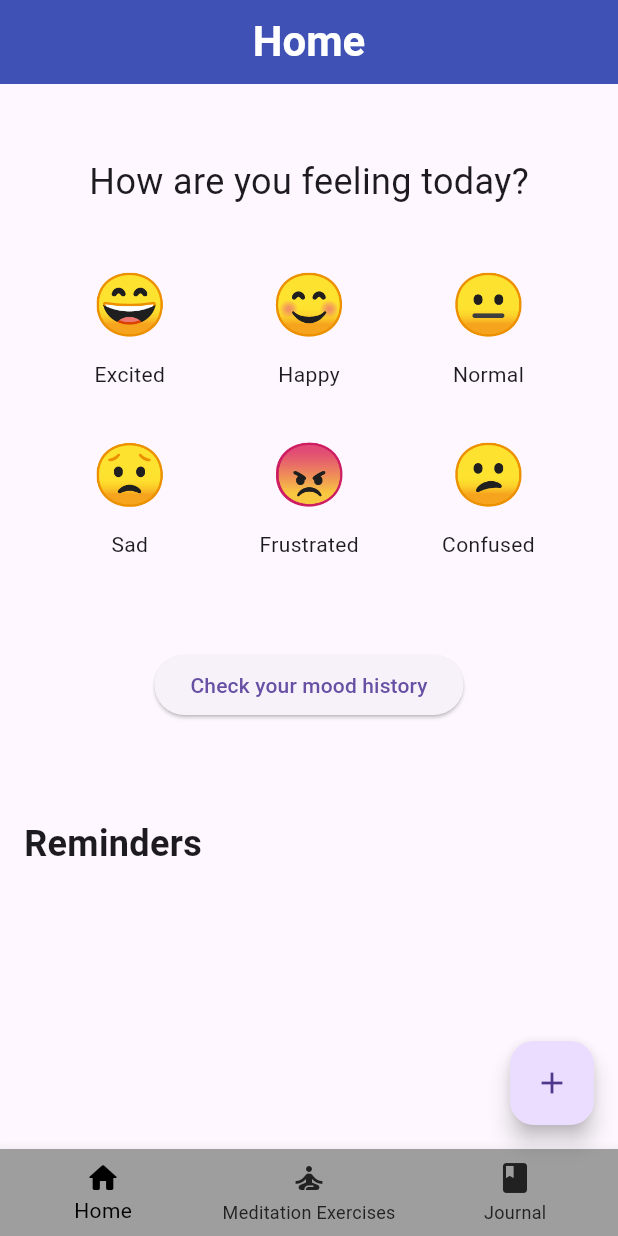
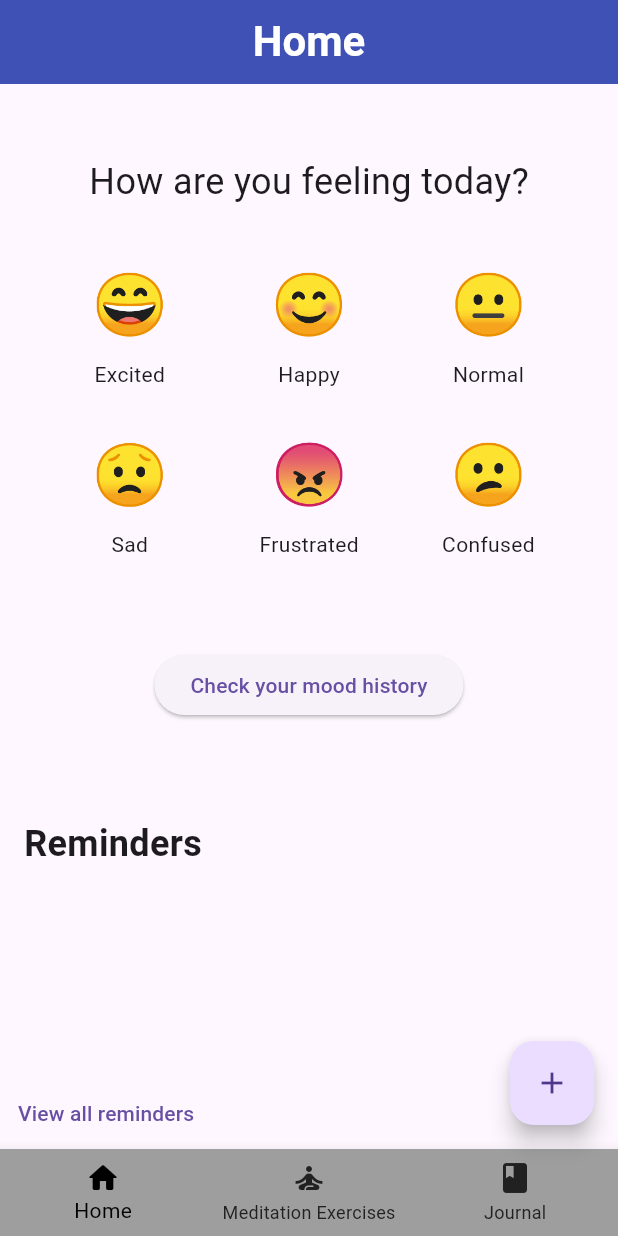
Before and after one commit to ritika362/Mental-Wellness-Companion-App, a Flutter app: the screen it shows after launch, on a phone screen of 412 x 824 dp. Run offline on Flutter 3.47's test engine with Material 3 defaults, Android fonts, the phone set to English and light mode, and no system bars; our stand-ins replace shared_preferences.

Commit message:
flutter code

```diff
--- a/lib/home/home_screen.dart
+++ b/lib/home/home_screen.dart
@@ -1,12 +1,11 @@
 import 'package:flutter/material.dart';
 import 'package:health/home/add_reminder_screen.dart';
+import 'package:health/home/reminder_screen.dart';
 import 'package:health/providers/mood_provider.dart';
 import 'package:health/models/mood.dart';
 import 'package:provider/provider.dart';
 import '../../providers/reminder_provider.dart';
 import 'package:health/navigation_bar.dart';
-import 'mood_tracker_screen.dart';
-import 'reminder_screen.dart';
 
 class HomeScreen extends StatelessWidget {
   @override
@@ -163,6 +162,20 @@ class HomeScreen extends StatelessWidget {
                     },
                   ),
                 ),
+                SizedBox(
+                  height: 20,
+                ),
+                TextButton(
+                  onPressed: () {
+                    Navigator.push(
+                      context,
+                      MaterialPageRoute(
+                        builder: (context) => ReminderScreen(),
+                      ),
+                    );
+                  },
+                  child: Text('View all reminders'),
+                )
               ],
             ),
           ),
@@ -175,25 +188,6 @@ class HomeScreen extends StatelessWidget {
         },
         child: const Icon(Icons.add),
       ),
-
-      /*
-              mainAxisAlignment: MainAxisAlignment.center,
-              children: [
-                Text('Reminders'),
-                ElevatedButton(
-                  onPressed: () {
-                    Navigator.push(
-                      context,
-                      MaterialPageRoute(builder: (context) => ReminderScreen()),
-                    );
-                  },
-                  child: Text('Add Reminder'),
-                ),
-              ],
-            ),
-          ),
-        ],
-      ),*/
       bottomNavigationBar: NavBar(),
     );
   }
--- a/lib/journal/notes_screen.dart
+++ b/lib/journal/notes_screen.dart
@@ -12,7 +12,7 @@ class NotesScreen extends StatelessWidget {
       appBar: AppBar(
         title: Text(
           title,
-          style: TextStyle(fontSize: 28, fontWeight: FontWeight.bold),
+          style: const TextStyle(fontSize: 28, fontWeight: FontWeight.bold),
         ),
         backgroundColor: Colors.white,
         elevation: 10.0,
@@ -21,7 +21,7 @@ class NotesScreen extends StatelessWidget {
         padding: const EdgeInsets.all(40.0),
         child: Text(
           content,
-          style: TextStyle(fontSize: 20),
+          style: const TextStyle(fontSize: 20),
         ),
       ),
     );
--- a/lib/main.dart
+++ b/lib/main.dart
@@ -29,9 +29,9 @@ class MentalWellnessCompanionApp extends StatelessWidget {
       home: SplashScreen(),
       initialRoute: '/',
       routes: {
-        // '/': (context) => HomeScreen(),
+        '/': (context) => HomeScreen(),
         '/add_reminder': (context) => AddReminderScreen(),
-        // '/reminders': (context) => ReminderScreen(),
+        '/reminders': (context) => ReminderScreen(),
         '/mood-tracking': (context) => MoodTrackerScreen(),
       },
     );
```
Also changed, not shown: lib/home/mood_tracker_screen.dart (+0 -68 lines), lib/home/reminder_screen.dart (+30 -94 lines), lib/navigation_bar.dart (+0 -52 lines).
